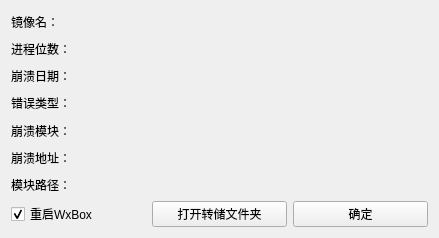
12CrazyPaul21/WxBox, file src/crashdumper/crashdumper_dialog.ui: the form before one commit.
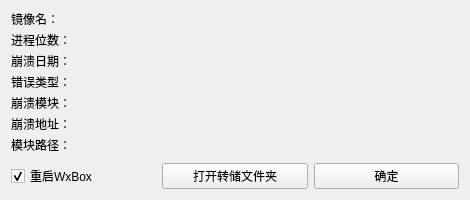
The form after the commit.

Commit message: ui(crashdumper): 调整crashdumper ui

```diff
--- a/src/crashdumper/crashdumper_dialog.ui
+++ b/src/crashdumper/crashdumper_dialog.ui
@@ -6,8 +6,8 @@
    <rect>
     <x>0</x>
     <y>0</y>
-    <width>439</width>
-    <height>238</height>
+    <width>470</width>
+    <height>200</height>
    </rect>
   </property>
   <property name="sizePolicy">
@@ -18,149 +18,117 @@
   </property>
   <property name="minimumSize">
    <size>
-    <width>439</width>
-    <height>238</height>
+    <width>470</width>
+    <height>200</height>
    </size>
   </property>
   <property name="maximumSize">
    <size>
-    <width>439</width>
-    <height>238</height>
+    <width>470</width>
+    <height>200</height>
    </size>
   </property>
   <property name="windowTitle">
    <string>WxBox崩溃报告</string>
   </property>
-  <layout class="QVBoxLayout" name="verticalLayout_2" stretch="5,1">
+  <layout class="QVBoxLayout" name="verticalLayout_2" stretch="0,1">
    <item>
-    <layout class="QVBoxLayout" name="verticalLayout">
-     <property name="spacing">
-      <number>6</number>
-     </property>
+    <layout class="QFormLayout" name="formLayout">
      <property name="bottomMargin">
       <number>0</number>
      </property>
-     <item>
-      <layout class="QHBoxLayout" name="horizontalLayout_7" stretch="2,8">
-       <item>
+     <item row="0" column="0">
         <widget class="QLabel" name="label_3">
          <property name="text">
           <string>镜像名：</string>
          </property>
         </widget>
        </item>
-       <item>
+     <item row="0" column="1">
         <widget class="QLabel" name="label_crash_program">
          <property name="text">
           <string notr="true"/>
          </property>
         </widget>
        </item>
-      </layout>
-     </item>
-     <item>
-      <layout class="QHBoxLayout" name="horizontalLayout_8" stretch="2,8">
-       <item>
+     <item row="1" column="0">
         <widget class="QLabel" name="label_5">
          <property name="text">
           <string>进程位数：</string>
          </property>
         </widget>
        </item>
-       <item>
+     <item row="1" column="1">
         <widget class="QLabel" name="label_process_bits">
          <property name="text">
           <string notr="true"/>
          </property>
         </widget>
        </item>
-      </layout>
-     </item>
-     <item>
-      <layout class="QHBoxLayout" name="horizontalLayout_6" stretch="2,8">
-       <item>
+     <item row="2" column="0">
         <widget class="QLabel" name="label_9">
          <property name="text">
           <string>崩溃日期：</string>
          </property>
         </widget>
        </item>
-       <item>
+     <item row="2" column="1">
         <widget class="QLabel" name="label_crash_date">
          <property name="text">
           <string notr="true"/>
          </property>
         </widget>
        </item>
-      </layout>
-     </item>
-     <item>
-      <layout class="QHBoxLayout" name="horizontalLayout_5" stretch="2,8">
-       <item>
+     <item row="3" column="0">
         <widget class="QLabel" name="label_8">
          <property name="text">
           <string>错误类型：</string>
          </property>
         </widget>
        </item>
-       <item>
+     <item row="3" column="1">
         <widget class="QLabel" name="label_error_type">
          <property name="text">
           <string notr="true"/>
          </property>
         </widget>
        </item>
-      </layout>
-     </item>
-     <item>
-      <layout class="QHBoxLayout" name="horizontalLayout_4" stretch="2,8">
-       <item>
+     <item row="4" column="0">
         <widget class="QLabel" name="label_6">
          <property name="text">
           <string>崩溃模块：</string>
          </property>
         </widget>
        </item>
-       <item>
+     <item row="4" column="1">
         <widget class="QLabel" name="label_crash_module">
          <property name="text">
           <string notr="true"/>
          </property>
         </widget>
        </item>
-      </layout>
-     </item>
-     <item>
-      <layout class="QHBoxLayout" name="horizontalLayout_2" stretch="2,8">
-       <property name="sizeConstraint">
-        <enum>QLayout::SetDefaultConstraint</enum>
-       </property>
-       <item>
+     <item row="5" column="0">
         <widget class="QLabel" name="label_2">
          <property name="text">
           <string>崩溃地址：</string>
          </property>
         </widget>
        </item>
-       <item>
+     <item row="5" column="1">
         <widget class="QLabel" name="label_crash_address">
          <property name="text">
           <string notr="true"/>
          </property>
         </widget>
        </item>
-      </layout>
-     </item>
-     <item>
-      <layout class="QHBoxLayout" name="horizontalLayout_3" stretch="2,8">
-       <item>
+     <item row="6" column="0">
         <widget class="QLabel" name="label_4">
          <property name="text">
           <string>模块路径：</string>
          </property>
         </widget>
        </item>
-       <item>
+     <item row="6" column="1">
         <widget class="QLabel" name="label_module_path">
          <property name="text">
           <string notr="true"/>
@@ -169,13 +137,14 @@
        </item>
       </layout>
      </item>
-    </layout>
-   </item>
    <item>
     <layout class="QHBoxLayout" name="horizontalLayout">
      <property name="spacing">
       <number>6</number>
      </property>
+     <property name="topMargin">
+      <number>4</number>
+     </property>
      <item>
       <widget class="QCheckBox" name="is_need_restart_program">
        <property name="text">
```
Lines whose indentation alone changed are shown as unchanged. The commit also changes 1 other file.
